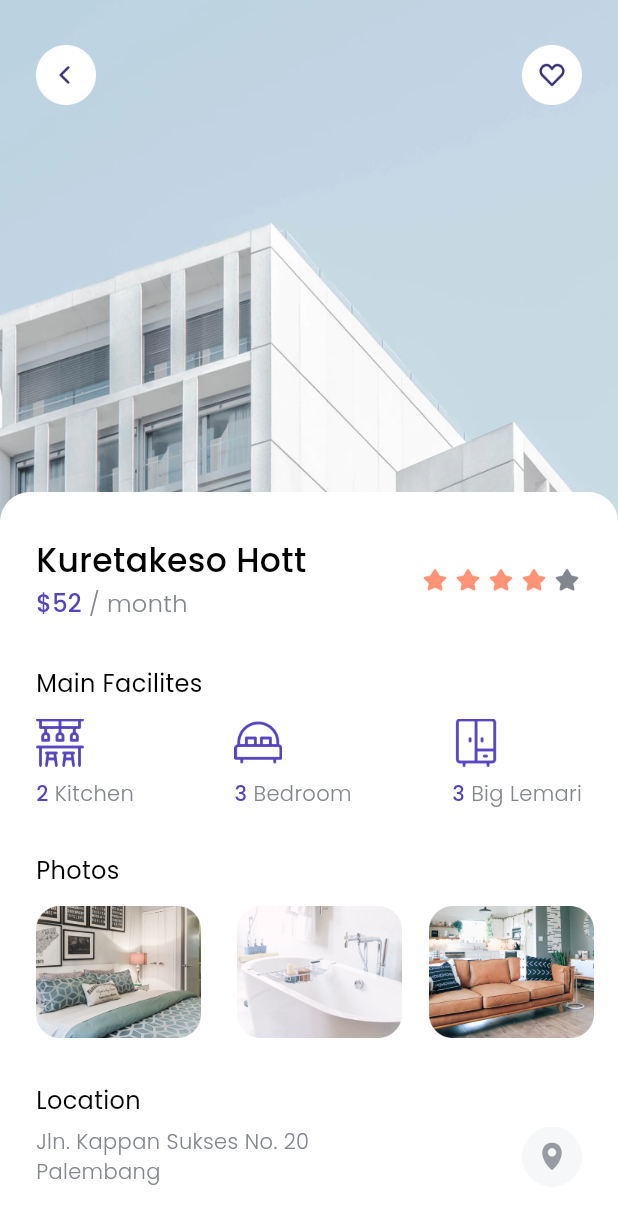
After one commit to rahardyan95/Iyan-Kos, a Flutter app: the DetailPage screen opened directly, on a phone screen of 412 x 824 dp. The commit adds this screen. Shown: the top 1224 px of the screen. Run offline on Flutter 3.47's test engine with Material 3 defaults, Android fonts, the light colour scheme and no system bars; our stand-ins replace google_fonts.

Commit message:
Initial commit

```diff
--- a/lib/models/space.dart
+++ b/lib/models/space.dart
@@ -2,7 +2,7 @@ class Space {
   final int id;
   final String name;
   final String imageUrl;
-  final double price;
+  final int price;
   final String city;
   final String country;
   final int rating;
--- /dev/null
+++ b/lib/pages/detail_page.dart
@@ -0,0 +1,215 @@
+import 'package:flutter/material.dart';
+import 'package:iyan_kos/theme.dart';
+import 'package:iyan_kos/widgets/facilities_item.dart';
+
+class DetailPage extends StatelessWidget {
+  const DetailPage({super.key});
+
+  @override
+  Widget build(BuildContext context) {
+    return Scaffold(
+      backgroundColor: whiteColor,
+      body: SafeArea(
+        bottom: false,
+        child: Stack(
+          children: [
+            Image.asset(
+              'assets/thumbnail.png',
+              width: MediaQuery.of(context).size.width,
+              height: 350,
+              fit: BoxFit.cover,
+            ),
+            Padding(
+              padding: const EdgeInsets.symmetric(
+                horizontal: 24,
+                vertical: 30,
+              ),
+              child: Row(
+                mainAxisAlignment: MainAxisAlignment.spaceBetween,
+                children: [
+                  InkWell(
+                    onTap: () {
+                      Navigator.pop(context);
+                    },
+                    child: Image.asset('assets/btn_back.png',
+                    width: 40),
+                  ),
+                  Image.asset('assets/btn_wishlist.png',
+                  width: 40),
+                ],
+              ),
+            ),
+            ListView(
+              children: [
+                SizedBox(height: 328),
+                Container(
+                  width: MediaQuery.of(context).size.width,
+                  decoration: BoxDecoration(
+                    borderRadius: BorderRadius.vertical(
+                      top: Radius.circular(20),
+                    ),
+                    color: whiteColor,
+                  ),
+                  child: Column(
+                    crossAxisAlignment: CrossAxisAlignment.start,
+                    children: [
+                      SizedBox(height: 30),
+                      // NOTE: TITLE
+                      Padding(padding: const EdgeInsets.symmetric(horizontal: 24),
+                      child: Row(
+                        mainAxisAlignment: MainAxisAlignment.spaceBetween,
+                        children: [
+                          Column(
+                            crossAxisAlignment: CrossAxisAlignment.start,
+                            children: [
+                              Text (
+                                'Kuretakeso Hott',
+                                style: blackTextStyle.copyWith(fontSize: 22),
+                              ),
+                              SizedBox(height: 2),
+                              Text.rich(TextSpan(text: '\$52',
+                              style: purpleTextStyle.copyWith(fontSize: 16),
+                              children: [
+                              TextSpan(
+                              text: ' / month',
+                            style: greyTextStyle.copyWith(fontSize: 16),
+                                  ),
+                                ],
+                              ),
+                            ),
+                            ],
+                          ),
+                          Row(
+                            children: [
+                              Image.asset('assets/icon_star.png',
+                              width: 20,),
+                              SizedBox(width: 2),
+                              Image.asset('assets/icon_star.png',
+                              width: 20,),
+                              SizedBox(width: 2),
+                              Image.asset('assets/icon_star.png',
+                              width: 20,),
+                              SizedBox(width: 2),
+                              Image.asset('assets/icon_star.png',
+                              width: 20,),
+                              SizedBox(width: 2),
+                              Image.asset('assets/icon_star.png',
+                              width: 20,
+                              color: greyColor,),
+                            ]
+                          ),
+                        ],
+                      ),
+                      ),
+                      SizedBox(height: 30),
+                      // NOTE: MAIN FACILITIES
+                      Padding(
+                      padding: const EdgeInsets.only(left: 24),
+                      child: Text(
+                        'Main Facilites',
+                        style: regulerTextStyle.copyWith(fontSize: 16),
+                      ),
+                    ),
+                    SizedBox(height: 12),
+                    Padding(padding: EdgeInsets.symmetric(horizontal: 24),
+                    child: Row(
+                      mainAxisAlignment: MainAxisAlignment.spaceBetween,
+                      children: [
+                        FacilitiesItem(
+                          name: 'Kitchen',
+                          imageUrl: 'assets/icon_kitchen.png',
+                          total: 2,
+                        ),
+                        FacilitiesItem(
+                          name: 'Bedroom',
+                          imageUrl: 'assets/icon_bedroom.png',
+                          total: 3,
+                        ),
+                        FacilitiesItem(
+                          name: 'Big Lemari',
+                          imageUrl: 'assets/icon_cupboard.png',
+                          total: 3,
+                        ),
+                      ],
+                    ),
+                    ),
+                    SizedBox(height: 30),
+                    //NOTE: PHOTO
+                    Padding(
+                      padding: const EdgeInsets.only(left: 24),
+                      child: Text(
+                        'Photos',
+                        style: regulerTextStyle.copyWith(fontSize: 16),
+                      ),
+                    ),
+                    SizedBox(height: 12),
+                    Container(
+                      height: 88,
+                      child: ListView(
+                        scrollDirection: Axis.horizontal,
+                        children: [
+                          SizedBox(width: 24),
+                          Image.asset('assets/photo1.png', width: 110, height: 88,
+                          fit: BoxFit.cover,),
+                          SizedBox(width: 24),
+                          Image.asset('assets/photo2.png', width: 110, height: 88,
+                          fit: BoxFit.cover,),
+                          SizedBox(width: 18),
+                          Image.asset('assets/photo3.png', width: 110, height: 88,
+                          fit: BoxFit.cover,),
+                        ],
+                      ),
+                    ),
+                    SizedBox(height: 30),
+                    //NOTE: LOCATION
+                    Padding(
+                      padding: const EdgeInsets.only(left: 24),
+                      child: Text(
+                        'Location',
+                        style: regulerTextStyle.copyWith(fontSize: 16),
+                      ),
+                    ),
+                    SizedBox(height: 6),
+                    Padding(
+                      padding: const EdgeInsets.symmetric(horizontal: 24),
+                      child: Row(
+                        mainAxisAlignment: MainAxisAlignment.spaceBetween,
+                        children: [
+                        Text('Jln. Kappan Sukses No. 20\nPalembang', style: greyTextStyle,),
+                        Image.asset('assets/btn_map.png', width: 40,),
+                      ],),
+                    ),
+                    SizedBox(height: 40),
+                    //NOTE: BOOK BUTTON
+                    Container(
+                      margin: EdgeInsets.symmetric(horizontal: 24),
+                      height: 50,
+                      width: MediaQuery.of(context).size.width - (2 * 24),
+                      child: TextButton(
+                        onPressed: () {
+                          Navigator.pushNamed(context, '/choose-payment');
+                        },
+                        style: TextButton.styleFrom(
+                          backgroundColor: purpleColor,
+                          shape: RoundedRectangleBorder(
+                            borderRadius: BorderRadius.circular(17),
+                          ),
+                        ),
+                        child: Text(
+                          'Book Now',
+                          style: whiteTextStyle.copyWith(fontSize: 18),
+                        ),
+                      ),
+                    ),
+                    SizedBox(height: 40),
+                    ],
+                  ),
+                ),
+              ],
+            )
+          ],
+        ),
+      ),
+    );
+  }
+}
--- a/lib/pages/home_page.dart
+++ b/lib/pages/home_page.dart
@@ -14,6 +14,7 @@ class HomePage extends StatelessWidget {
   @override
   Widget build(BuildContext context) {
     return Scaffold(
+      backgroundColor: whiteColor,
       body: SafeArea(
         bottom: false,
         child: ListView(
--- a/lib/pages/splash_page.dart
+++ b/lib/pages/splash_page.dart
@@ -8,6 +8,7 @@ class SplashPage extends StatelessWidget {
   @override
   Widget build(BuildContext context) {
     return Scaffold(
+      backgroundColor: whiteColor,
       body: SafeArea(
         bottom: false,
         child: Stack(
--- /dev/null
+++ b/lib/widgets/facilities_item.dart
@@ -0,0 +1,39 @@
+import 'package:flutter/material.dart';
+import 'package:iyan_kos/theme.dart';
+
+class FacilitiesItem extends StatelessWidget {
+  final String name;
+  final String imageUrl;
+  final int total;
+
+  // ignore: use_super_parameters
+  const FacilitiesItem({
+    Key? key,
+    required this.name,
+    required this.imageUrl,
+    required this.total,
+  }) : super(key: key);
+
+  @override
+  Widget build(BuildContext context) {
+    return Column(
+      crossAxisAlignment: CrossAxisAlignment.start,
+      children: [
+        Image.asset(imageUrl, width: 32),
+        SizedBox(height: 8),
+        Text.rich(
+          TextSpan(
+            text: '$total',
+            style: purpleTextStyle.copyWith(fontSize: 14),
+            children: [
+              TextSpan(
+                text: ' $name',
+                style: greyTextStyle.copyWith(fontSize: 14),
+              ),
+            ],
+          ),
+        ),
+      ],
+    );
+  }
+}
--- a/lib/widgets/space_card.dart
+++ b/lib/widgets/space_card.dart
@@ -1,4 +1,5 @@
 import 'package:flutter/material.dart';
+import 'package:iyan_kos/pages/detail_page.dart';
 import 'package:iyan_kos/theme.dart';
 import 'package:iyan_kos/models/space.dart';
 
@@ -9,8 +10,17 @@ class SpaceCard extends StatelessWidget {
 
   @override
   Widget build(BuildContext context) {
-    return Row(
-      children: [ // Fix: Added children property to Row
+    return InkWell(
+      onTap: () {
+        Navigator.push(
+          context,
+          MaterialPageRoute(
+            builder: (context) => DetailPage(),
+          ),
+        );
+      },
+      child: Row(
+        children: [
           ClipRRect(
             borderRadius: BorderRadius.circular(18),
             // ignore: sized_box_for_whitespace
@@ -81,6 +91,7 @@ class SpaceCard extends StatelessWidget {
             ],
           ),
         ],
+      ),
     );
   }
 }
```
Lines whose indentation alone changed are shown as unchanged.
